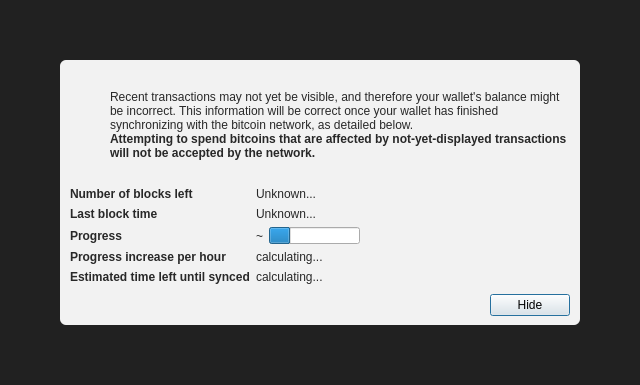
Old version of the form src/gui/src/qt/forms/modaloverlay.ui in the repository MatthewDarnell/iota-simplewallet.
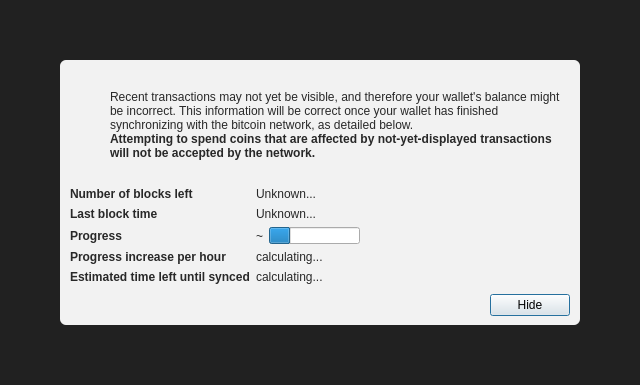
New version of the form. Icons and pictures are not drawn.

What changed in the file:
```diff
--- a/src/gui/src/qt/forms/modaloverlay.ui
+++ b/src/gui/src/qt/forms/modaloverlay.ui
@@ -149,7 +149,7 @@
                 </font>
                </property>
                <property name="text">
-                <string>Attempting to spend bitcoins that are affected by not-yet-displayed transactions will not be accepted by the network.</string>
+                <string>Attempting to spend coins that are affected by not-yet-displayed transactions will not be accepted by the network.</string>
                </property>
                <property name="textFormat">
                 <enum>Qt::RichText</enum>
```
